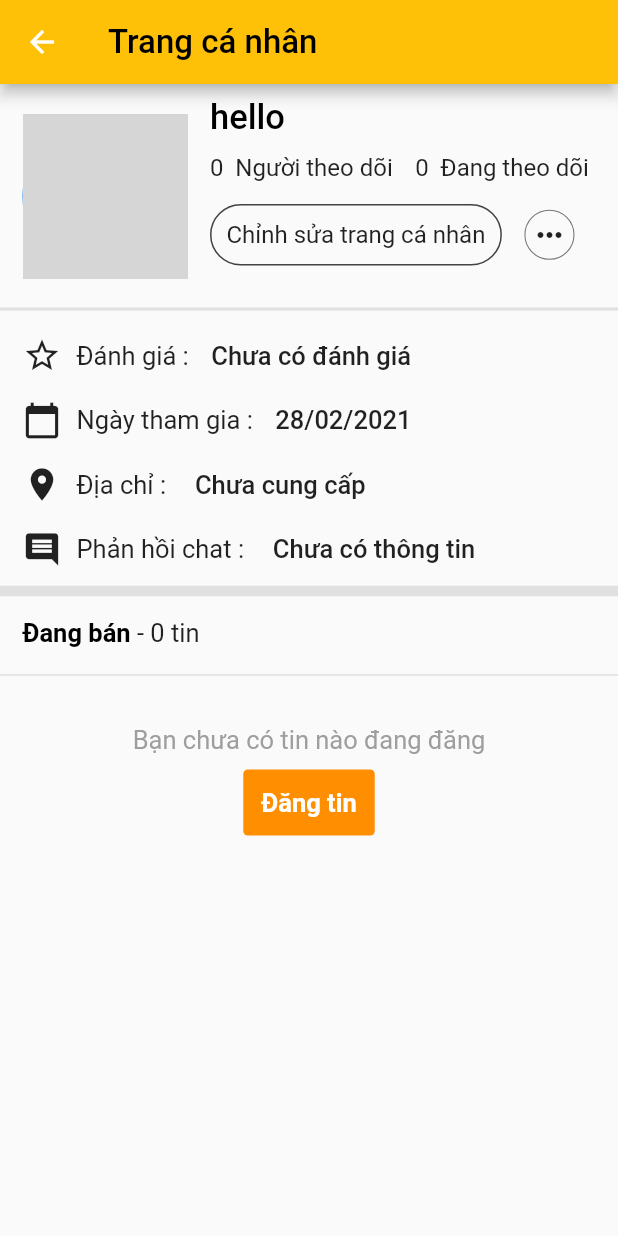
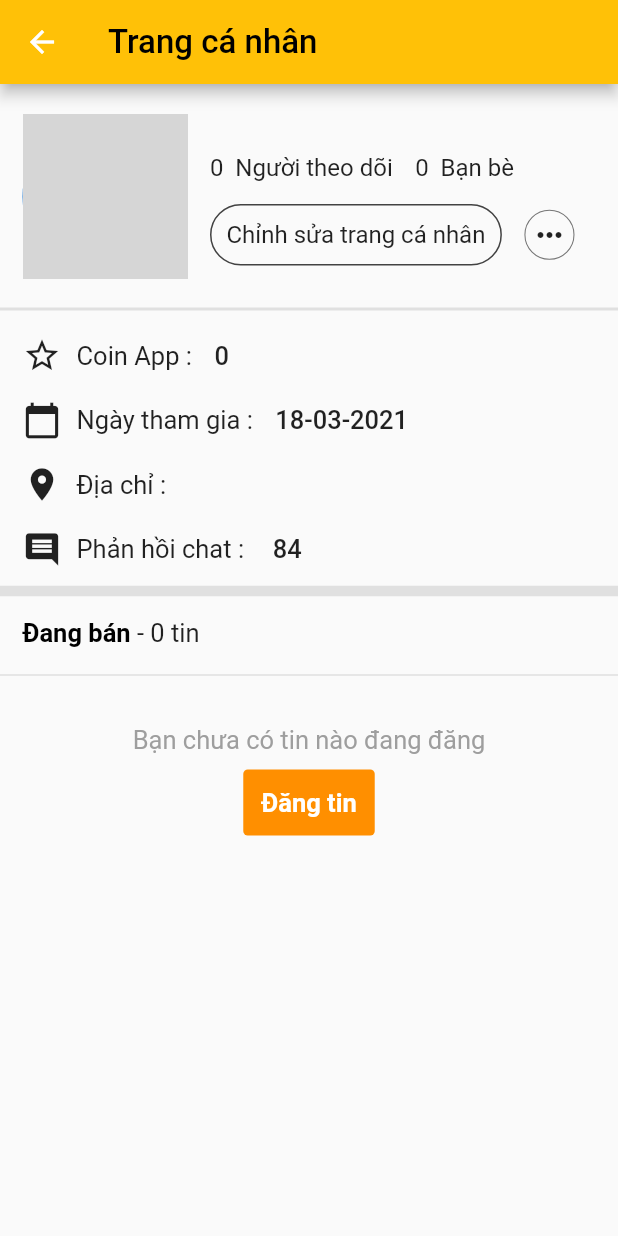
Before and after one commit to BuiTuan1507/DATKPM, a Flutter app: the Profile screen opened by its route, on a phone screen of 412 x 824 dp. Run offline on Flutter 3.47's test engine with Material 2 defaults, Android fonts, the phone set to English and light mode, and no system bars; our stand-ins replace badges, cloud_firestore, firebase_auth, persistent_bottom_nav_bar; accounts and stored records are empty; network calls fail; grey boxes are pictures that could not be loaded.

Commit message:
change personal user

```diff
--- a/lib/model/user.dart
+++ b/lib/model/user.dart
@@ -14,6 +14,7 @@ class User {
 
   bool isOnline;
   Timestamp timeOnline;
+  Timestamp timeUseApp;
   int coinApp;
   List<dynamic> friends;
 
@@ -33,6 +34,7 @@ class User {
         isOnline = data['isOnline'],
         coinApp = data['coinApp'],
         timeOnline = data['timeOnline'],
+        timeUseApp = data['timeUseApp'],
         friends = data['friends'],
         followPerson = data['followPerson'];
 
@@ -48,6 +50,7 @@ class User {
         isOnline = snapshot['isOnline'],
         coinApp = snapshot['coinApp'],
         timeOnline = snapshot['timeOnline'],
+        timeUseApp = snapshot['timeUseApp'],
         friends = snapshot['friends'],
         followPerson = snapshot['followPerson'];
 
@@ -64,6 +67,7 @@ class User {
     "isOnline" : isOnline ,
     "coinApp" : coinApp ,
     "timeOnline" : coinApp ,
+      "timeUseApp":timeUseApp,
     "friends" : friends ,
     "followPerson" : followPerson
     };
--- a/lib/route.dart
+++ b/lib/route.dart
@@ -82,13 +82,12 @@ class RouterNav {
         return MaterialPageRoute(builder: (context) => LoginScreen());
 
       case CHANGEINFO :
-        var argument = settings.arguments as Map;
-        return MaterialPageRoute(builder: (context) =>ChangeInfo(name: argument['name'],email: argument['email'],
-          password: argument['password'],address: argument['address'],dateOfBirth:argument['dateOfBirth'],sex: argument['sex'],),);
+        return MaterialPageRoute(builder: (context) =>ChangeInfo(),);
       case PROFILE :
         return MaterialPageRoute(builder: (context) => Profile());
       case UPDATEPROFILE :
-        return MaterialPageRoute(builder: (context) => UpdateProfile());
+        var _agrument = settings.arguments as Map ;
+        return MaterialPageRoute(builder: (context) => UpdateProfile(password: _agrument['password'],));
       case PRODUCTTYPE :
         var argument1 = settings.arguments as Map;
         return MaterialPageRoute(builder: (context) => ProductType(catalogF: argument1['catalogF'],));
--- a/lib/screen/add/personal.dart
+++ b/lib/screen/add/personal.dart
@@ -37,8 +37,6 @@ class _PersonalState extends State<Personal> {
     queryData = MediaQuery.of(context);
     return Consumer<ProviderController> (builder: (context,provider,child){
 
-      print(provider.userOnline.email);
-
       return Scaffold(
         appBar: AppBar(
           title: Text("Chức năng khác", style: TextStyle(fontSize: 22, color: Colors.black),),
@@ -55,7 +53,7 @@ class _PersonalState extends State<Personal> {
                   Container(
                     padding: EdgeInsets.only(left: 10,right: 10 , top: 10),
                     child: CircleAvatar(
-                      backgroundImage: AssetImage('assets/ramdom.jpg'),
+                      backgroundImage: NetworkImage(provider.userOnline.imageUser),
                       radius: 40,
                     ),
                   ),
@@ -65,7 +63,7 @@ class _PersonalState extends State<Personal> {
                           Container(
                             alignment: Alignment.centerLeft,
                             padding: EdgeInsets.only(left: 10),
-                            child:Text(name, style: TextStyle(fontSize: 20, fontWeight: FontWeight.w400),),
+                            child:Text(provider.userOnline.name, style: TextStyle(fontSize: 20, fontWeight: FontWeight.w400),),
 
                           ),
 
@@ -80,7 +78,7 @@ class _PersonalState extends State<Personal> {
                           Container(
                               alignment: Alignment.centerLeft,
                               padding: EdgeInsets.only(left: 10),
-                              child: Text("Điểm đánh giá của tôi : 80", style: TextStyle(fontWeight: FontWeight.w400, fontSize: 17),)
+                              child: Text("Coin App: ${provider.userOnline.coinApp}", style: TextStyle(fontWeight: FontWeight.w400, fontSize: 17),)
                           )
 
                         ],
--- a/lib/screen/add/profile.dart
+++ b/lib/screen/add/profile.dart
@@ -1,23 +1,40 @@
+import 'package:app_giao_do_an/controller/provider_controller.dart';
+import 'package:app_giao_do_an/model/user.dart';
 import 'package:app_giao_do_an/route.dart';
 import 'package:flutter/cupertino.dart';
 import 'package:flutter/material.dart';
+import 'package:provider/provider.dart';
+import 'package:intl/intl.dart';
 class Profile extends StatefulWidget {
+  User user;
+
   @override
   _ProfileState createState() => _ProfileState();
 }
 
 class _ProfileState extends State<Profile> {
-  String name = 'hello';
-  int follow = 0;
-  int followed = 0;
-  String danhgia = 'Chưa có đánh giá';
-  String timeJoin = '28/02/2021';
-  String location = 'Chưa cung cấp';
-  String feedback = 'Chưa có thông tin';
+
+  String feedback = '84';
   int numberOfNews = 0;
-
   @override
   Widget build(BuildContext context) {
+    return Consumer<ProviderController> (builder: (context,provider,child){
+      User _userOnline = provider.userOnline;
+      int followPerson;
+      if(_userOnline.followPerson == null){
+        followPerson = 0;
+      }else{
+        followPerson = _userOnline.followPerson.length;
+      }
+      int friends ;
+      if(_userOnline.friends == null){
+        friends = 0;
+      }else{
+        friends = _userOnline.friends.length;
+      }
+      var timeJoinApp ;
+      var createTimeFormat = DateFormat('dd-MM-yyyy');
+      timeJoinApp = createTimeFormat.format(_userOnline.timeOnline.toDate());
       return Scaffold(
         appBar: AppBar(
           backgroundColor: Colors.amber,
@@ -31,7 +48,7 @@ class _ProfileState extends State<Profile> {
                 Container(
                   padding: EdgeInsets.only(left: 15,right: 15 , top: 20),
                   child: CircleAvatar(
-                  backgroundImage: AssetImage('assets/ramdom.jpg'),
+                    backgroundImage: NetworkImage(_userOnline.imageUser),
                     radius: 55,
                   ),
                 ),
@@ -41,7 +58,7 @@ class _ProfileState extends State<Profile> {
                         Container(
                           alignment: Alignment.centerLeft,
 
-                        child:Text(name, style: TextStyle(fontSize: 23, fontWeight: FontWeight.w500, color: Colors.black),textAlign: TextAlign.left,),
+                          child:Text(_userOnline.name, style: TextStyle(fontSize: 23, fontWeight: FontWeight.w500, color: Colors.black),textAlign: TextAlign.left,),
                         ),
                         Container(
                           height: 10,
@@ -50,11 +67,11 @@ class _ProfileState extends State<Profile> {
                           children: <Widget>[
                             Container(
                               child:
-                            Text('${follow}  Người theo dõi', style: TextStyle(fontWeight: FontWeight.w400,fontSize: 16),),
+                              Text('${followPerson}  Người theo dõi', style: TextStyle(fontWeight: FontWeight.w400,fontSize: 16),),
                             ),
                             Container(width: 15,),
                             Container(
-                            child: Text('${followed}  Đang theo dõi', style: TextStyle(fontWeight: FontWeight.w400,fontSize: 16),),
+                              child: Text('${friends}  Bạn bè', style: TextStyle(fontWeight: FontWeight.w400,fontSize: 16),),
                             )
                           ],
                         ),
@@ -65,7 +82,7 @@ class _ProfileState extends State<Profile> {
                           children: <Widget>[
                             InkWell(
                               onTap: (){
-                              Navigator.pushNamed(context, UPDATEPROFILE);
+                                Navigator.pushNamed(context, UPDATEPROFILE,arguments: {'password':_userOnline.password});
                               },
                               child:Container(
                                 padding: EdgeInsets.all(10),
@@ -111,11 +128,11 @@ class _ProfileState extends State<Profile> {
                 ),
                 Container(
                   padding: EdgeInsets.only(top: 10,bottom: 7,),
-                child: Text('Đánh giá :',style: TextStyle(fontSize: 17),),
+                  child: Text('Coin App :',style: TextStyle(fontSize: 17),),
                 ),
                 Container(
                   padding: EdgeInsets.only(top: 10, bottom: 7, left: 15),
-                child: Text(danhgia, style: TextStyle(fontSize: 17, fontWeight: FontWeight.w500),),
+                  child: Text(_userOnline.coinApp.toString(), style: TextStyle(fontSize: 17, fontWeight: FontWeight.w500),),
                 )
               ],
             ),
@@ -132,7 +149,7 @@ class _ProfileState extends State<Profile> {
                 ),
                 Container(
                   padding: EdgeInsets.only(top: 10, bottom: 7, left: 15),
-                child: Text(timeJoin  , style: TextStyle(fontSize: 17, fontWeight: FontWeight.w500),),
+                  child: Text(timeJoinApp  , style: TextStyle(fontSize: 17, fontWeight: FontWeight.w500),),
                 )
               ],
             ),
@@ -149,7 +166,7 @@ class _ProfileState extends State<Profile> {
                 ),
                 Container(
                   padding: EdgeInsets.only(top: 10, bottom: 7, left: 15),
-                child: Text(location  , style: TextStyle(fontSize: 17, fontWeight: FontWeight.w500),),
+                  child: Text(_userOnline.address , style: TextStyle(fontSize: 17, fontWeight: FontWeight.w500),),
                 )
               ],
             ),
@@ -223,5 +240,7 @@ class _ProfileState extends State<Profile> {
           ],
         ),
       );
+    });
+
   }
 }
--- a/lib/screen/login_register/register_screen.dart
+++ b/lib/screen/login_register/register_screen.dart
@@ -59,12 +59,13 @@ class _RegisterScreenState extends State<RegisterScreen> {
               'sex': 0,
               'name':widget.name,
 
-              'imageUser':'',
+              'imageUser':'https://firebasestorage.googleapis.com/v0/b/appdoan-53f1b.appspot.com/o/ramdom.jpg?alt=media&token=7a7cb060-5d38-4891-8dd2-58a8125f5dd8',
               'address':'',
               'phoneNumber':widget.phone,
               'isOnline': true,
 
-              'timeOnline': DateTime.now(),
+              'timeOnline': DateTime.now(), //time create tk
+              'timeUseApp': DateTime.now(),
               'coinApp':0,
               'friends': friends.toList(),
               'followPerson': follow.toList(),
--- a/pubspec.yaml
+++ b/pubspec.yaml
@@ -30,6 +30,7 @@ dependencies:
   cloud_firestore: ^0.12.9+5
   firebase_database: ^3.0.7
   provider: ^4.3.3
+  intl: ^0.16.1
   # The following adds the Cupertino Icons font to your application.
   # Use with the CupertinoIcons class for iOS style icons.
   cupertino_icons: ^0.1.3
```
Also changed, not shown: lib/screen/add/change_info.dart (+14 -23 lines), lib/screen/add/update_profile.dart (+37 -42 lines), pubspec.lock. Lines whose indentation alone changed are shown as unchanged.
